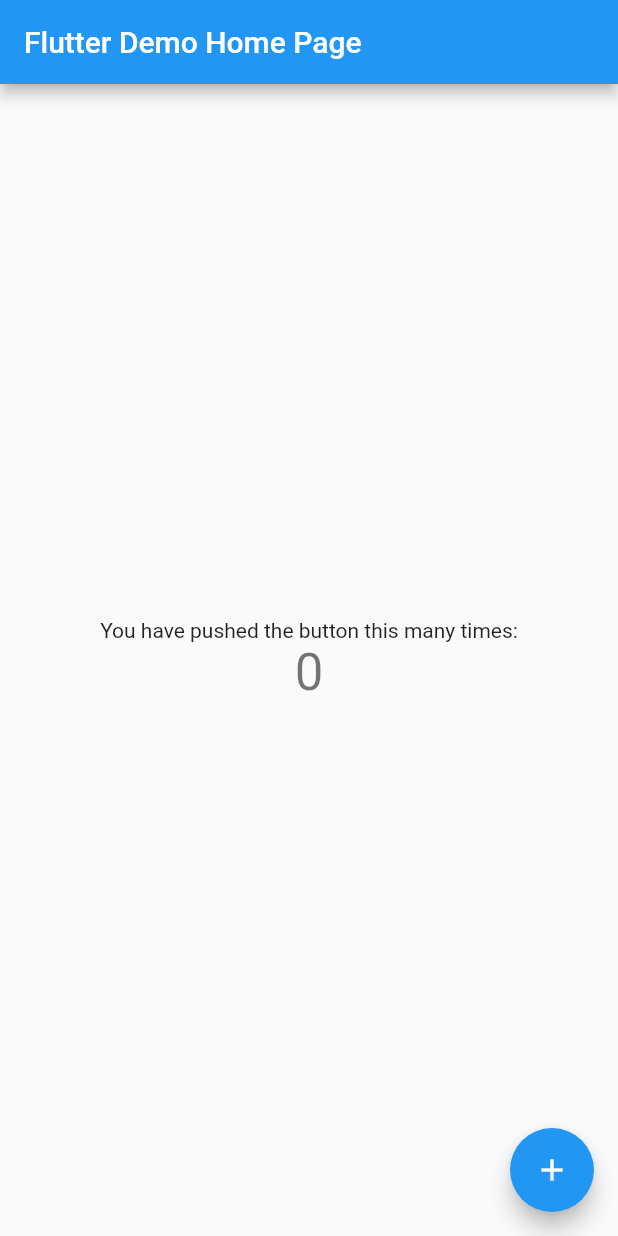
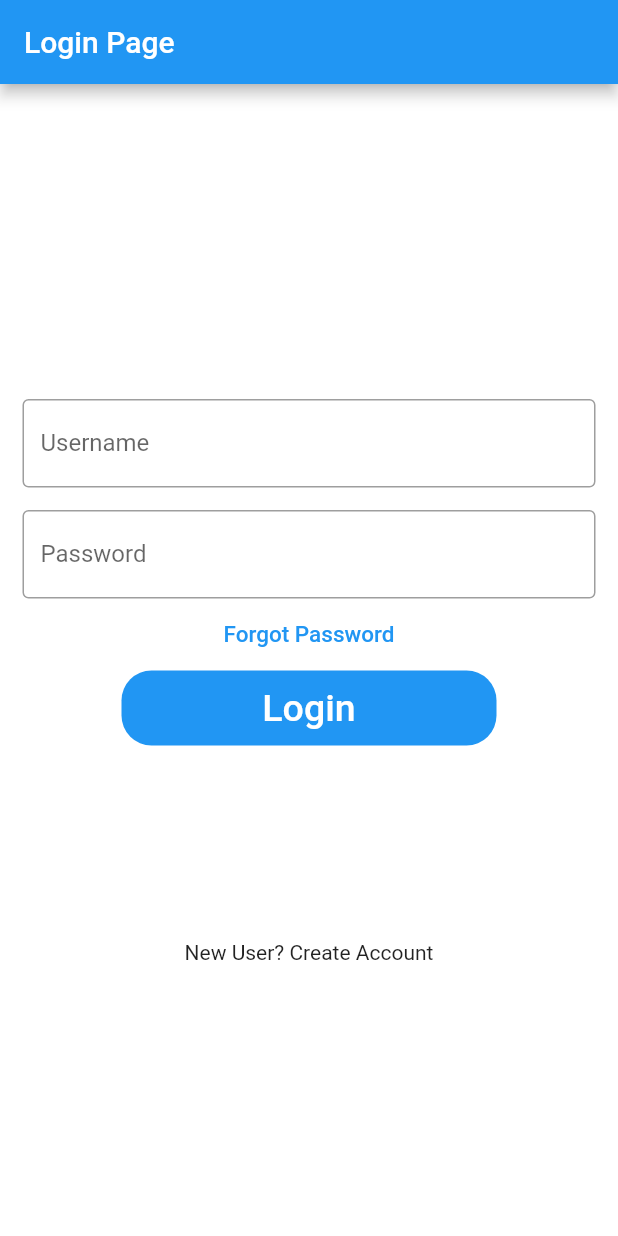
Before and after one commit to nguyendo3004/myGameListMobile, a Flutter app: the screen it shows after launch, on a phone screen of 412 x 824 dp. Run offline on Flutter 3.47's test engine with Material 2 defaults, Android fonts, the light colour scheme and no system bars.

Commit message:
Created login page.

```diff
--- /dev/null
+++ b/lib/homepage.dart
@@ -0,0 +1,34 @@
+import 'package:flutter/material.dart';
+
+class HomePage extends StatefulWidget {
+  @override
+  _HomePageState createState() => _HomePageState();
+}
+
+class _HomePageState extends State<HomePage> {
+  @override
+  Widget build(BuildContext context) {
+    return Scaffold(
+      appBar: AppBar(
+        title: const Text('Home Page'),
+      ),
+      body: Center(
+        child: Container(
+          height: 80,
+          width: 150,
+          decoration: BoxDecoration(
+              color: Colors.blue, borderRadius: BorderRadius.circular(10)),
+          child: TextButton(
+            onPressed: () {
+              Navigator.pop(context);
+            },
+            child: const Text(
+              'Welcome',
+              style: TextStyle(color: Colors.white, fontSize: 25),
+            ),
+          ),
+        ),
+      ),
+    );
+  }
+}
--- a/lib/main.dart
+++ b/lib/main.dart
@@ -1,4 +1,6 @@
 import 'package:flutter/material.dart';
+
+import 'HomePage.dart';
 
 void main() {
   runApp(const MyApp());
@@ -7,109 +9,97 @@
 class MyApp extends StatelessWidget {
   const MyApp({Key? key}) : super(key: key);
 
-  // This widget is the root of your application.
   @override
   Widget build(BuildContext context) {
-    return MaterialApp(
-      title: 'Flutter Demo',
-      theme: ThemeData(
-        // This is the theme of your application.
-        //
-        // Try running your application with "flutter run". You'll see the
-        // application has a blue toolbar. Then, without quitting the app, try
-        // changing the primarySwatch below to Colors.green and then invoke
-        // "hot reload" (press "r" in the console where you ran "flutter run",
-        // or simply save your changes to "hot reload" in a Flutter IDE).
-        // Notice that the counter didn't reset back to zero; the application
-        // is not restarted.
-        primarySwatch: Colors.blue,
-      ),
-      home: const MyHomePage(title: 'Flutter Demo Home Page'),
+    return const MaterialApp(
+      debugShowCheckedModeBanner: false,
+      home:  LoginDemo(),
     );
   }
 }
 
-class MyHomePage extends StatefulWidget {
-  const MyHomePage({Key? key, required this.title}) : super(key: key);
-
-  // This widget is the home page of your application. It is stateful, meaning
-  // that it has a State object (defined below) that contains fields that affect
-  // how it looks.
-
-  // This class is the configuration for the state. It holds the values (in this
-  // case the title) provided by the parent (in this case the App widget) and
-  // used by the build method of the State. Fields in a Widget subclass are
-  // always marked "final".
-
-  final String title;
+class LoginDemo extends StatefulWidget {
+  const LoginDemo({Key? key}) : super(key: key);
 
   @override
-  State<MyHomePage> createState() => _MyHomePageState();
+  _LoginDemoState createState() => _LoginDemoState();
 }
 
-class _MyHomePageState extends State<MyHomePage> {
-  int _counter = 0;
-
-  void _incrementCounter() {
-    setState(() {
-      // This call to setState tells the Flutter framework that something has
-      // changed in this State, which causes it to rerun the build method below
-      // so that the display can reflect the updated values. If we changed
-      // _counter without calling setState(), then the build method would not be
-      // called again, and so nothing would appear to happen.
-      _counter++;
-    });
-  }
-
+class _LoginDemoState extends State<LoginDemo> {
   @override
   Widget build(BuildContext context) {
-    // This method is rerun every time setState is called, for instance as done
-    // by the _incrementCounter method above.
-    //
-    // The Flutter framework has been optimized to make rerunning build methods
-    // fast, so that you can just rebuild anything that needs updating rather
-    // than having to individually change instances of widgets.
     return Scaffold(
+      backgroundColor: Colors.white,
       appBar: AppBar(
-        // Here we take the value from the MyHomePage object that was created by
-        // the App.build method, and use it to set our appbar title.
-        title: Text(widget.title),
+        title: const Text("Login Page"),
       ),
-      body: Center(
-        // Center is a layout widget. It takes a single child and positions it
-        // in the middle of the parent.
+      body: SingleChildScrollView(
         child: Column(
-          // Column is also a layout widget. It takes a list of children and
-          // arranges them vertically. By default, it sizes itself to fit its
-          // children horizontally, and tries to be as tall as its parent.
-          //
-          // Invoke "debug painting" (press "p" in the console, choose the
-          // "Toggle Debug Paint" action from the Flutter Inspector in Android
-          // Studio, or the "Toggle Debug Paint" command in Visual Studio Code)
-          // to see the wireframe for each widget.
-          //
-          // Column has various properties to control how it sizes itself and
-          // how it positions its children. Here we use mainAxisAlignment to
-          // center the children vertically; the main axis here is the vertical
-          // axis because Columns are vertical (the cross axis would be
-          // horizontal).
-          mainAxisAlignment: MainAxisAlignment.center,
           children: <Widget>[
-            const Text(
-              'You have pushed the button this many times:',
+            const Padding(
+              padding: EdgeInsets.only(top: 60.0),
+              child: Center(
+                child: SizedBox(
+                    width: 200,
+                    height: 150,
+                    ),
+              ),
             ),
-            Text(
-              '$_counter',
-              style: Theme.of(context).textTheme.headline4,
+            const Padding(
+              //padding: const EdgeInsets.only(left:15.0,right: 15.0,top:0,bottom: 0),
+              padding:  EdgeInsets.symmetric(horizontal: 15),
+              child:  TextField(
+                decoration: InputDecoration(
+                    border: OutlineInputBorder(),
+                    labelText: 'Username',
+                    hintText: 'Type your username'),
+              ),
             ),
+            const Padding(
+              padding: EdgeInsets.only(
+                  left: 15.0, right: 15.0, top: 15, bottom: 0),
+              //padding: EdgeInsets.symmetric(horizontal: 15),
+              child:  TextField(
+
+                obscureText: true,
+                decoration: InputDecoration(
+                    border: OutlineInputBorder(),
+                    labelText: 'Password',
+                    hintText: 'Type your password'),
+              ),
+            ),
+            TextButton(
+              onPressed: (){
+                // TODO FORGOT PASSWORD SCREEN GOES HERE
+              },
+              child: const Text(
+                'Forgot Password',
+                style: TextStyle(color: Colors.blue, fontSize: 15),
+              ),
+            ),
+            Container(
+              height: 50,
+              width: 250,
+              decoration: BoxDecoration(
+                  color: Colors.blue, borderRadius: BorderRadius.circular(20)),
+              child: TextButton(
+                onPressed: () {
+                  Navigator.push(
+                      context, MaterialPageRoute(builder: (_) => HomePage()));
+                },
+                child: const Text(
+                  'Login',
+                  style: TextStyle(color: Colors.white, fontSize: 25),
+                ),
+              ),
+            ),
+            const SizedBox(
+              height: 130,
+            ),
+            const Text('New User? Create Account')
           ],
         ),
       ),
-      floatingActionButton: FloatingActionButton(
-        onPressed: _incrementCounter,
-        tooltip: 'Increment',
-        child: const Icon(Icons.add),
-      ), // This trailing comma makes auto-formatting nicer for build methods.
     );
   }
 }
```
Also changed, not shown: 6 other files.
